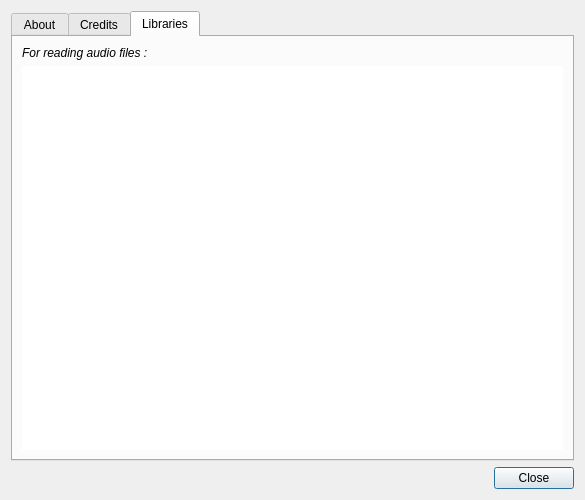
Before: the Qt Designer form src/aboutbox.ui in gillesdegottex/dfasma, drawn with Qt 5.
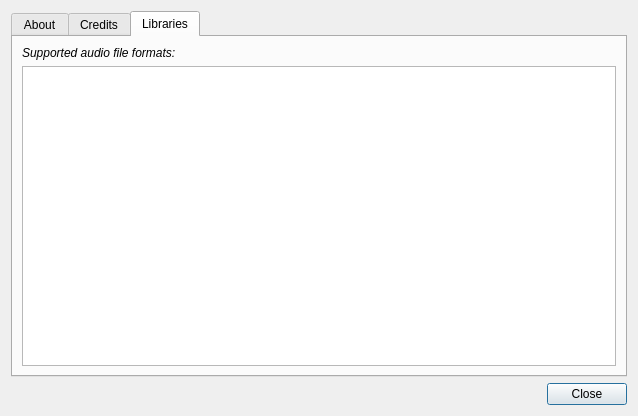
After: the same form once the commit is applied. The open tabs and pages were chosen to show the change. Icons and pictures are not drawn.

Diff of the .ui file:
```diff
--- a/src/aboutbox.ui
+++ b/src/aboutbox.ui
@@ -6,15 +6,15 @@
    <rect>
     <x>0</x>
     <y>0</y>
-    <width>585</width>
-    <height>500</height>
+    <width>638</width>
+    <height>416</height>
    </rect>
   </property>
-  <property name="minimumSize">
-   <size>
-    <width>0</width>
-    <height>500</height>
-   </size>
+  <property name="sizePolicy">
+   <sizepolicy hsizetype="Preferred" vsizetype="Minimum">
+    <horstretch>0</horstretch>
+    <verstretch>0</verstretch>
+   </sizepolicy>
   </property>
   <property name="windowTitle">
    <string>About DFasma...</string>
@@ -148,7 +148,7 @@
       <attribute name="title">
        <string>Credits</string>
       </attribute>
-      <layout class="QVBoxLayout" name="verticalLayout_3">
+      <layout class="QVBoxLayout" name="verticalLayout_4">
        <item>
         <widget class="QTextBrowser" name="textBrowser">
          <property name="frameShape">
@@ -189,36 +189,22 @@
       <attribute name="title">
        <string>Libraries</string>
       </attribute>
-      <layout class="QVBoxLayout" name="verticalLayout_4">
+      <layout class="QVBoxLayout" name="verticalLayout_3">
+       <item>
+        <layout class="QVBoxLayout" name="vlLibraries"/>
+       </item>
        <item>
         <widget class="QLabel" name="label_2">
-         <property name="font">
-          <font>
-           <italic>true</italic>
-          </font>
-         </property>
          <property name="text">
-          <string>For reading audio files :</string>
+          <string>&lt;i&gt;Supported audio file formats:&lt;/i&gt;</string>
          </property>
         </widget>
        </item>
        <item>
-        <widget class="QTextBrowser" name="txtLibraries">
-         <property name="frameShape">
-          <enum>QFrame::NoFrame</enum>
+        <widget class="QListWidget" name="listSupportedFormats">
+         <property name="sizeAdjustPolicy">
+          <enum>QAbstractScrollArea::AdjustToContents</enum>
          </property>
-         <property name="frameShadow">
-          <enum>QFrame::Plain</enum>
-         </property>
-         <property name="lineWidth">
-          <number>0</number>
-         </property>
-         <property name="textInteractionFlags">
-          <set>Qt::LinksAccessibleByKeyboard|Qt::LinksAccessibleByMouse|Qt::TextBrowserInteraction|Qt::TextSelectableByKeyboard|Qt::TextSelectableByMouse</set>
-         </property>
-         <property name="openExternalLinks">
-          <bool>true</bool>
-         </property>
         </widget>
        </item>
        <item>
```
Left out of the diff: 7 changed lines with no effect on the pictures.
